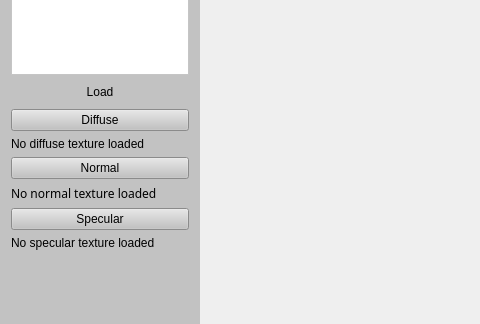
v0q/vRenderer_PathTracer, file ui/mainwindow.ui: the form before one commit; both pictures show x 0 to 480 and y 258 to 582 of the 1120 by 742 pixel window.
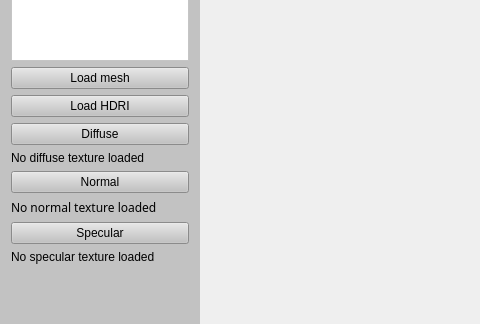
The form after the commit.

Patch:
```diff
--- a/ui/mainwindow.ui
+++ b/ui/mainwindow.ui
@@ -81,15 +81,26 @@
           <locale language="English" country="UnitedKingdom"/>
          </property>
          <property name="text">
-          <string>Load</string>
+          <string>Load mesh</string>
          </property>
          <property name="flat">
-          <bool>true</bool>
+          <bool>false</bool>
          </property>
         </widget>
        </item>
       </layout>
      </item>
+     <item>
+      <widget class="QPushButton" name="m_loadHDRBtn">
+       <property name="styleSheet">
+        <string notr="true">font: 700 13pt &quot;Helvetica Neue&quot;;
+border-color: rgb(0, 0, 0);</string>
+       </property>
+       <property name="text">
+        <string>Load HDRI</string>
+       </property>
+      </widget>
+     </item>
      <item>
       <layout class="QVBoxLayout" name="m_testSpace">
        <item>
```
